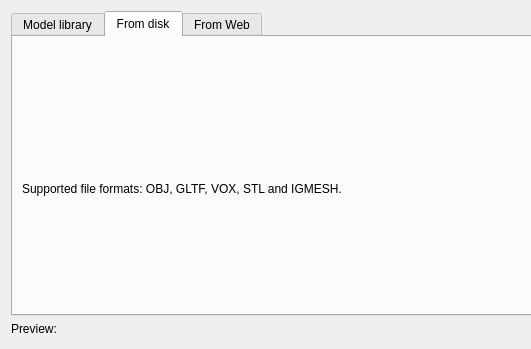
Qt form gui_client/AddObjectDialog.ui (shipilovden/substrata-metasiberia) before a commit; both pictures show x 0 to 531 and y 0 to 349 of the 1124 by 686 pixel window.
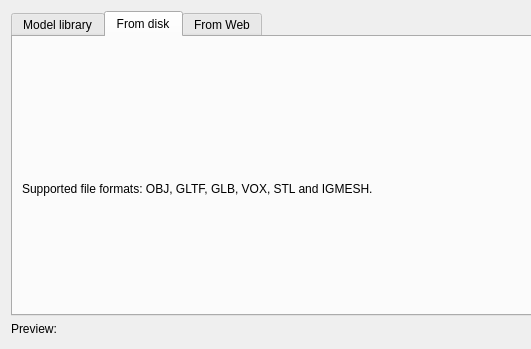
The same form after that commit. The open tabs and pages were chosen to show the change. Custom widgets are drawn as their Qt base class.

Commit message: on_actionAddObject_triggered() - Use a somewhat high compression level when saving bmesh files, as this mesh is likely to be read many times, and only encoded here. Automatically scaling igmesh files for adding objects also. Listing glb as a supported file type.

The edit to the form file:
```diff
--- a/gui_client/AddObjectDialog.ui
+++ b/gui_client/AddObjectDialog.ui
@@ -47,7 +47,7 @@
        <item>
         <widget class="QLabel" name="label_3">
          <property name="text">
-          <string>Supported file formats: OBJ, GLTF, VOX, STL and IGMESH.</string>
+          <string>Supported file formats: OBJ, GLTF, GLB, VOX, STL and IGMESH.</string>
          </property>
         </widget>
        </item>
```
The commit also changes 2 other files.
